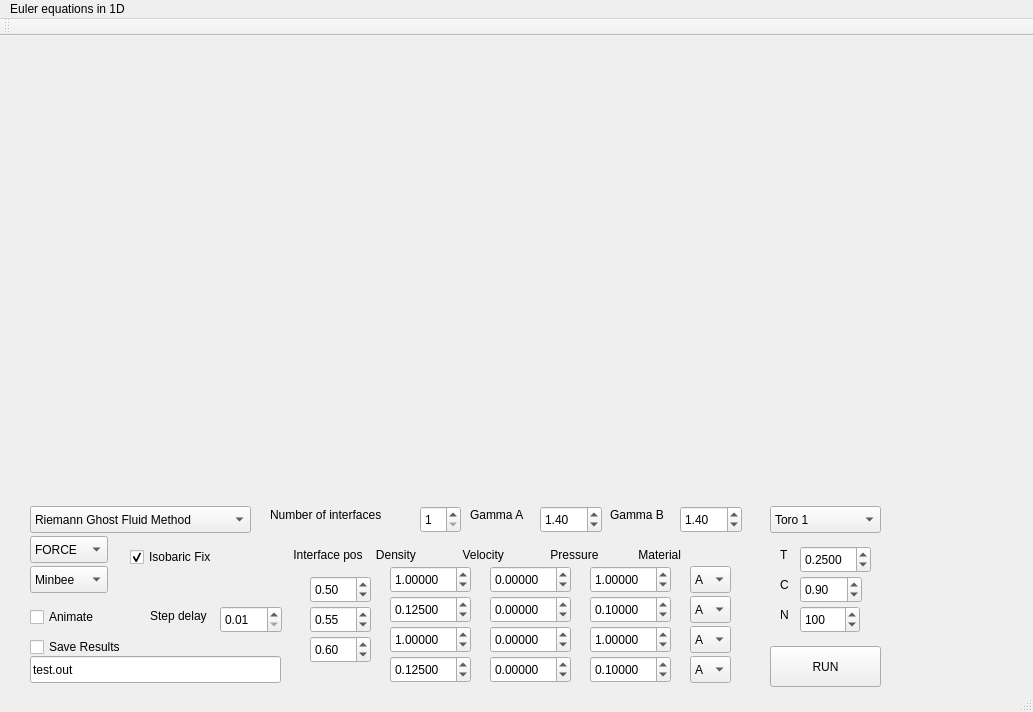
Old version of the form MultiMaterial/mainwindow.ui in the repository knutsvk/GhostFluid.
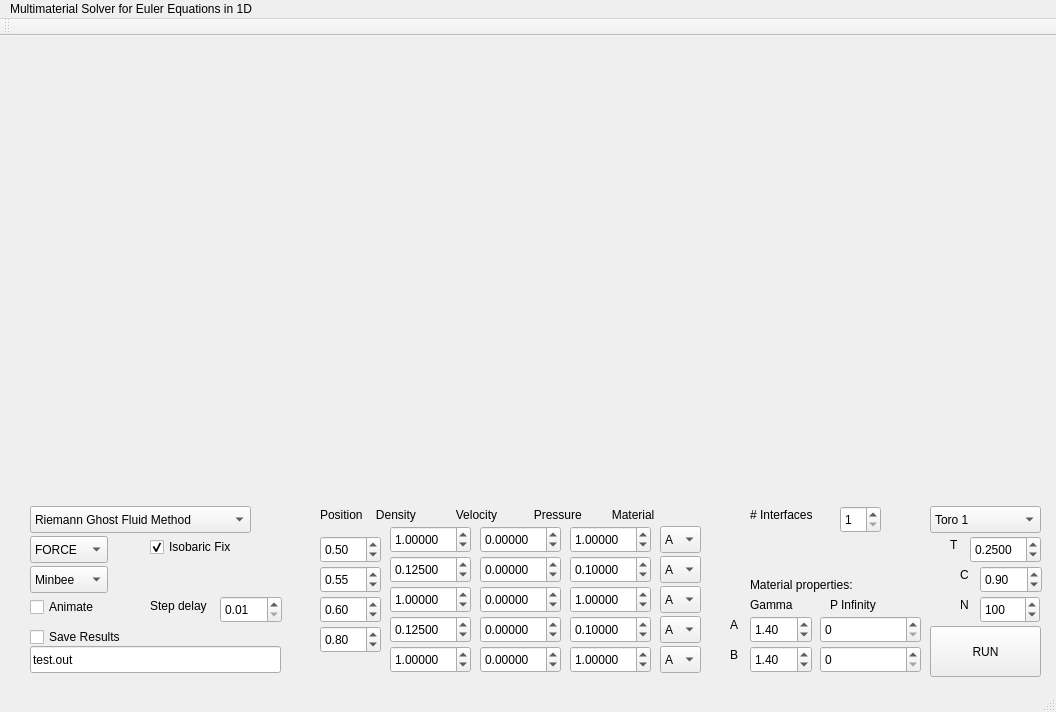
New version of the form. Custom widgets are drawn as their Qt base class.

Patch:
```diff
--- a/MultiMaterial/mainwindow.ui
+++ b/MultiMaterial/mainwindow.ui
@@ -6,7 +6,7 @@
    <rect>
     <x>0</x>
     <y>0</y>
-    <width>1033</width>
+    <width>1056</width>
     <height>712</height>
    </rect>
   </property>
@@ -17,10 +17,10 @@
    <widget class="QPushButton" name="runButton">
     <property name="geometry">
      <rect>
-      <x>770</x>
-      <y>610</y>
+      <x>930</x>
+      <y>590</y>
       <width>111</width>
-      <height>41</height>
+      <height>51</height>
      </rect>
     </property>
     <property name="text">
@@ -70,7 +70,7 @@
    <widget class="QComboBox" name="testCombo">
     <property name="geometry">
      <rect>
-      <x>770</x>
+      <x>930</x>
       <y>470</y>
       <width>111</width>
       <height>27</height>
@@ -176,7 +176,7 @@
     <property name="geometry">
      <rect>
       <x>390</x>
-      <y>530</y>
+      <y>490</y>
       <width>81</width>
       <height>27</height>
      </rect>
@@ -194,8 +194,8 @@
    <widget class="QDoubleSpinBox" name="u0">
     <property name="geometry">
      <rect>
-      <x>490</x>
-      <y>530</y>
+      <x>480</x>
+      <y>490</y>
       <width>81</width>
       <height>27</height>
      </rect>
@@ -216,8 +216,8 @@
    <widget class="QDoubleSpinBox" name="p0">
     <property name="geometry">
      <rect>
-      <x>590</x>
-      <y>530</y>
+      <x>570</x>
+      <y>490</y>
       <width>81</width>
       <height>27</height>
      </rect>
@@ -238,8 +238,8 @@
    <widget class="QDoubleSpinBox" name="gammaA">
     <property name="geometry">
      <rect>
-      <x>540</x>
-      <y>470</y>
+      <x>750</x>
+      <y>580</y>
       <width>62</width>
       <height>27</height>
      </rect>
@@ -258,7 +258,7 @@
     <property name="geometry">
      <rect>
       <x>390</x>
-      <y>560</y>
+      <y>520</y>
       <width>81</width>
       <height>27</height>
      </rect>
@@ -276,8 +276,8 @@
    <widget class="QDoubleSpinBox" name="u1">
     <property name="geometry">
      <rect>
-      <x>490</x>
-      <y>560</y>
+      <x>480</x>
+      <y>520</y>
       <width>81</width>
       <height>27</height>
      </rect>
@@ -286,10 +286,10 @@
      <number>5</number>
     </property>
     <property name="minimum">
-     <double>-100.000000000000000</double>
+     <double>-10000.000000000000000</double>
     </property>
     <property name="maximum">
-     <double>100.000000000000000</double>
+     <double>10000.000000000000000</double>
     </property>
     <property name="value">
      <double>0.000000000000000</double>
@@ -298,8 +298,8 @@
    <widget class="QDoubleSpinBox" name="p1">
     <property name="geometry">
      <rect>
-      <x>590</x>
-      <y>560</y>
+      <x>570</x>
+      <y>520</y>
       <width>81</width>
       <height>27</height>
      </rect>
@@ -320,8 +320,8 @@
    <widget class="QDoubleSpinBox" name="gammaB">
     <property name="geometry">
      <rect>
-      <x>680</x>
-      <y>470</y>
+      <x>750</x>
+      <y>610</y>
       <width>62</width>
       <height>27</height>
      </rect>
@@ -339,21 +339,21 @@
    <widget class="QLabel" name="label">
     <property name="geometry">
      <rect>
-      <x>290</x>
-      <y>510</y>
-      <width>471</width>
+      <x>320</x>
+      <y>470</y>
+      <width>401</width>
       <height>17</height>
      </rect>
     </property>
     <property name="text">
-     <string> Interface pos    Density              Velocity              Pressure            Material</string>
+     <string>Position    Density            Velocity           Pressure         Material</string>
     </property>
    </widget>
    <widget class="QSpinBox" name="Cells">
     <property name="geometry">
      <rect>
-      <x>800</x>
-      <y>570</y>
+      <x>980</x>
+      <y>560</y>
       <width>60</width>
       <height>27</height>
      </rect>
@@ -374,8 +374,8 @@
    <widget class="QLabel" name="label_2">
     <property name="geometry">
      <rect>
-      <x>780</x>
-      <y>570</y>
+      <x>960</x>
+      <y>560</y>
       <width>16</width>
       <height>17</height>
      </rect>
@@ -387,8 +387,8 @@
    <widget class="QLabel" name="label_3">
     <property name="geometry">
      <rect>
-      <x>780</x>
-      <y>540</y>
+      <x>960</x>
+      <y>530</y>
       <width>16</width>
       <height>17</height>
      </rect>
@@ -400,8 +400,8 @@
    <widget class="QDoubleSpinBox" name="CFL">
     <property name="geometry">
      <rect>
-      <x>800</x>
-      <y>540</y>
+      <x>980</x>
+      <y>530</y>
       <width>62</width>
       <height>27</height>
      </rect>
@@ -419,8 +419,8 @@
    <widget class="QDoubleSpinBox" name="Time">
     <property name="geometry">
      <rect>
-      <x>800</x>
-      <y>510</y>
+      <x>970</x>
+      <y>500</y>
       <width>71</width>
       <height>27</height>
      </rect>
@@ -441,8 +441,8 @@
    <widget class="QLabel" name="label_6">
     <property name="geometry">
      <rect>
-      <x>780</x>
-      <y>510</y>
+      <x>950</x>
+      <y>500</y>
       <width>16</width>
       <height>17</height>
      </rect>
@@ -455,7 +455,7 @@
     <property name="geometry">
      <rect>
       <x>30</x>
-      <y>600</y>
+      <y>590</y>
       <width>121</width>
       <height>22</height>
      </rect>
@@ -471,7 +471,7 @@
     <property name="geometry">
      <rect>
       <x>30</x>
-      <y>620</y>
+      <y>610</y>
       <width>251</width>
       <height>27</height>
      </rect>
@@ -483,9 +483,9 @@
    <widget class="QCheckBox" name="isobaricFix">
     <property name="geometry">
      <rect>
-      <x>130</x>
-      <y>510</y>
-      <width>121</width>
+      <x>150</x>
+      <y>500</y>
+      <width>101</width>
       <height>22</height>
      </rect>
     </property>
@@ -525,8 +525,8 @@
    <widget class="QDoubleSpinBox" name="p3">
     <property name="geometry">
      <rect>
-      <x>590</x>
-      <y>620</y>
+      <x>570</x>
+      <y>580</y>
       <width>81</width>
       <height>27</height>
      </rect>
@@ -548,7 +548,7 @@
     <property name="geometry">
      <rect>
       <x>390</x>
-      <y>590</y>
+      <y>550</y>
       <width>81</width>
       <height>27</height>
      </rect>
@@ -566,8 +566,8 @@
    <widget class="QDoubleSpinBox" name="u2">
     <property name="geometry">
      <rect>
-      <x>490</x>
-      <y>590</y>
+      <x>480</x>
+      <y>550</y>
       <width>81</width>
       <height>27</height>
      </rect>
@@ -576,10 +576,10 @@
      <number>5</number>
     </property>
     <property name="minimum">
-     <double>-100.000000000000000</double>
+     <double>-10000.000000000000000</double>
     </property>
     <property name="maximum">
-     <double>100.000000000000000</double>
+     <double>10000.000000000000000</double>
     </property>
     <property name="value">
      <double>0.000000000000000</double>
@@ -589,7 +589,7 @@
     <property name="geometry">
      <rect>
       <x>390</x>
-      <y>620</y>
+      <y>580</y>
       <width>81</width>
       <height>27</height>
      </rect>
@@ -607,8 +607,8 @@
    <widget class="QDoubleSpinBox" name="p2">
     <property name="geometry">
      <rect>
-      <x>590</x>
-      <y>590</y>
+      <x>570</x>
+      <y>550</y>
       <width>81</width>
       <height>27</height>
      </rect>
@@ -629,8 +629,8 @@
    <widget class="QDoubleSpinBox" name="u3">
     <property name="geometry">
      <rect>
-      <x>490</x>
-      <y>620</y>
+      <x>480</x>
+      <y>580</y>
       <width>81</width>
       <height>27</height>
      </rect>
@@ -639,10 +639,10 @@
      <number>5</number>
     </property>
     <property name="minimum">
-     <double>-100.000000000000000</double>
+     <double>-10000.000000000000000</double>
     </property>
     <property name="maximum">
-     <double>100.000000000000000</double>
+     <double>10000.000000000000000</double>
     </property>
     <property name="value">
      <double>0.000000000000000</double>
@@ -651,8 +651,8 @@
    <widget class="QComboBox" name="mat0">
     <property name="geometry">
      <rect>
-      <x>690</x>
-      <y>530</y>
+      <x>660</x>
+      <y>490</y>
       <width>41</width>
       <height>27</height>
      </rect>
@@ -671,8 +671,8 @@
    <widget class="QComboBox" name="mat1">
     <property name="geometry">
      <rect>
-      <x>690</x>
-      <y>560</y>
+      <x>660</x>
+      <y>520</y>
       <width>41</width>
       <height>27</height>
      </rect>
@@ -691,8 +691,8 @@
    <widget class="QComboBox" name="mat3">
     <property name="geometry">
      <rect>
-      <x>690</x>
-      <y>620</y>
+      <x>660</x>
+      <y>580</y>
       <width>41</width>
       <height>27</height>
      </rect>
@@ -711,8 +711,8 @@
    <widget class="QComboBox" name="mat2">
     <property name="geometry">
      <rect>
-      <x>690</x>
-      <y>590</y>
+      <x>660</x>
+      <y>550</y>
       <width>41</width>
       <height>27</height>
      </rect>
@@ -731,8 +731,8 @@
    <widget class="QDoubleSpinBox" name="x0">
     <property name="geometry">
      <rect>
-      <x>310</x>
-      <y>540</y>
+      <x>320</x>
+      <y>500</y>
       <width>61</width>
       <height>27</height>
      </rect>
@@ -753,8 +753,8 @@
    <widget class="QDoubleSpinBox" name="x1">
     <property name="geometry">
      <rect>
-      <x>310</x>
-      <y>570</y>
+      <x>320</x>
+      <y>530</y>
       <width>61</width>
       <height>27</height>
      </rect>
@@ -775,8 +775,8 @@
    <widget class="QDoubleSpinBox" name="x2">
     <property name="geometry">
      <rect>
-      <x>310</x>
-      <y>600</y>
+      <x>320</x>
+      <y>560</y>
       <width>61</width>
       <height>27</height>
      </rect>
@@ -797,7 +797,7 @@
    <widget class="QSpinBox" name="Interfaces">
     <property name="geometry">
      <rect>
-      <x>420</x>
+      <x>840</x>
       <y>470</y>
       <width>41</width>
       <height>27</height>
@@ -807,7 +807,7 @@
      <number>1</number>
     </property>
     <property name="maximum">
-     <number>3</number>
+     <number>4</number>
     </property>
     <property name="value">
      <number>1</number>
@@ -816,49 +816,36 @@
    <widget class="QLabel" name="label_4">
     <property name="geometry">
      <rect>
-      <x>270</x>
+      <x>750</x>
       <y>470</y>
-      <width>151</width>
+      <width>91</width>
       <height>17</height>
      </rect>
     </property>
     <property name="text">
-     <string>Number of interfaces</string>
+     <string># Interfaces</string>
     </property>
    </widget>
    <widget class="QLabel" name="label_5">
     <property name="geometry">
      <rect>
-      <x>470</x>
-      <y>470</y>
-      <width>66</width>
+      <x>750</x>
+      <y>560</y>
+      <width>51</width>
       <height>17</height>
      </rect>
     </property>
     <property name="text">
-     <string>Gamma A</string>
-    </property>
-   </widget>
-   <widget class="QLabel" name="label_7">
-    <property name="geometry">
-     <rect>
-      <x>610</x>
-      <y>470</y>
-      <width>66</width>
-      <height>17</height>
-     </rect>
-    </property>
-    <property name="text">
-     <string>Gamma B</string>
+     <string>Gamma</string>
     </property>
    </widget>
    <widget class="QCustomPlot" name="levelsetPlot" native="true">
     <property name="geometry">
      <rect>
-      <x>700</x>
-      <y>150</y>
+      <x>710</x>
+      <y>20</y>
       <width>321</width>
-      <height>201</height>
+      <height>211</height>
      </rect>
     </property>
    </widget>
@@ -866,7 +853,7 @@
     <property name="geometry">
      <rect>
       <x>30</x>
-      <y>570</y>
+      <y>560</y>
       <width>121</width>
       <height>22</height>
      </rect>
@@ -882,7 +869,7 @@
     <property name="geometry">
      <rect>
       <x>220</x>
-      <y>570</y>
+      <y>560</y>
       <width>62</width>
       <height>27</height>
      </rect>
@@ -894,7 +881,7 @@
      <double>0.010000000000000</double>
     </property>
     <property name="maximum">
-     <double>1.000000000000000</double>
+     <double>0.200000000000000</double>
     </property>
     <property name="singleStep">
      <double>0.100000000000000</double>
@@ -904,7 +891,7 @@
     <property name="geometry">
      <rect>
       <x>150</x>
-      <y>570</y>
+      <y>560</y>
       <width>71</width>
       <height>20</height>
      </rect>
@@ -913,19 +900,230 @@
      <string>Step delay</string>
     </property>
    </widget>
+   <widget class="QLabel" name="label_8">
+    <property name="geometry">
+     <rect>
+      <x>830</x>
+      <y>560</y>
+      <width>71</width>
+      <height>17</height>
+     </rect>
+    </property>
+    <property name="text">
+     <string>P Infinity</string>
+    </property>
+   </widget>
+   <widget class="QDoubleSpinBox" name="pInfA">
+    <property name="geometry">
+     <rect>
+      <x>820</x>
+      <y>580</y>
+      <width>101</width>
+      <height>27</height>
+     </rect>
+    </property>
+    <property name="decimals">
+     <number>0</number>
+    </property>
+    <property name="maximum">
+     <double>1000000000.000000000000000</double>
+    </property>
+    <property name="singleStep">
+     <double>100000000.000000000000000</double>
+    </property>
+    <property name="value">
+     <double>0.000000000000000</double>
+    </property>
+   </widget>
+   <widget class="QDoubleSpinBox" name="pInfB">
+    <property name="geometry">
+     <rect>
+      <x>820</x>
+      <y>610</y>
+      <width>101</width>
+      <height>27</height>
+     </rect>
+    </property>
+    <property name="decimals">
+     <number>0</number>
+    </property>
+    <property name="maximum">
+     <double>1000000000.000000000000000</double>
+    </property>
+    <property name="singleStep">
+     <double>100000000.000000000000000</double>
+    </property>
+    <property name="value">
+     <double>0.000000000000000</double>
+    </property>
+   </widget>
+   <widget class="QLabel" name="label_7">
+    <property name="geometry">
+     <rect>
+      <x>730</x>
+      <y>580</y>
+      <width>16</width>
+      <height>17</height>
+     </rect>
+    </property>
+    <property name="text">
+     <string>A</string>
+    </property>
+   </widget>
+   <widget class="QLabel" name="label_9">
+    <property name="geometry">
+     <rect>
+      <x>730</x>
+      <y>610</y>
+      <width>16</width>
+      <height>17</height>
+     </rect>
+    </property>
+    <property name="text">
+     <string>B</string>
+    </property>
+   </widget>
+   <widget class="QCustomPlot" name="gammaPlot" native="true">
+    <property name="geometry">
+     <rect>
+      <x>710</x>
+      <y>250</y>
+      <width>321</width>
+      <height>211</height>
+     </rect>
+    </property>
+   </widget>
+   <widget class="QDoubleSpinBox" name="p4">
+    <property name="geometry">
+     <rect>
+      <x>570</x>
+      <y>610</y>
+      <width>81</width>
+      <height>27</height>
+     </rect>
+    </property>
+    <property name="decimals">
+     <number>5</number>
+    </property>
+    <property name="maximum">
+     <double>1000000.000000000000000</double>
+    </property>
+    <property name="singleStep">
+     <double>0.100000000000000</double>
+    </property>
+    <property name="value">
+     <double>1.000000000000000</double>
+    </property>
+   </widget>
+   <widget class="QDoubleSpinBox" name="rho4">
+    <property name="geometry">
+     <rect>
+      <x>390</x>
+      <y>610</y>
+      <width>81</width>
+      <height>27</height>
+     </rect>
+    </property>
+    <property name="decimals">
+     <number>5</number>
+    </property>
+    <property name="singleStep">
+     <double>0.100000000000000</double>
+    </property>
+    <property name="value">
+     <double>1.000000000000000</double>
+    </property>
+   </widget>
+   <widget class="QDoubleSpinBox" name="u4">
+    <property name="geometry">
+     <rect>
+      <x>480</x>
+      <y>610</y>
+      <width>81</width>
+      <height>27</height>
+     </rect>
+    </property>
+    <property name="decimals">
+     <number>5</number>
+    </property>
+    <property name="minimum">
+     <double>-10000.000000000000000</double>
+    </property>
+    <property name="maximum">
+     <double>10000.000000000000000</double>
+    </property>
+    <property name="value">
+     <double>0.000000000000000</double>
+    </property>
+   </widget>
+   <widget class="QComboBox" name="mat4">
+    <property name="geometry">
+     <rect>
+      <x>660</x>
+      <y>610</y>
+      <width>41</width>
+      <height>27</height>
+     </rect>
+    </property>
+    <item>
+     <property name="text">
+      <string>A</string>
+     </property>
+    </item>
+    <item>
+     <property name="text">
+      <string>B</string>
+     </property>
+    </item>
+   </widget>
+   <widget class="QDoubleSpinBox" name="x3">
+    <property name="geometry">
+     <rect>
+      <x>320</x>
+      <y>590</y>
+      <width>61</width>
+      <height>27</height>
+     </rect>
+    </property>
+    <property name="decimals">
+     <number>2</number>
+    </property>
+    <property name="maximum">
+     <double>1.000000000000000</double>
+    </property>
+    <property name="singleStep">
+     <double>0.100000000000000</double>
+    </property>
+    <property name="value">
+     <double>0.800000000000000</double>
+    </property>
+   </widget>
+   <widget class="QLabel" name="label_10">
+    <property name="geometry">
+     <rect>
+      <x>750</x>
+      <y>540</y>
+      <width>141</width>
+      <height>17</height>
+     </rect>
+    </property>
+    <property name="text">
+     <string>Material properties:</string>
+    </property>
+   </widget>
   </widget>
   <widget class="QMenuBar" name="menuBar">
    <property name="geometry">
     <rect>
      <x>0</x>
      <y>0</y>
-     <width>1033</width>
+     <width>1056</width>
      <height>25</height>
     </rect>
    </property>
    <widget class="QMenu" name="menuEuler_equations_in_1D">
     <property name="title">
-     <string>Euler equations in 1D</string>
+     <string>Multimaterial Solver for Euler Equations in 1D</string>
     </property>
    </widget>
    <addaction name="menuEuler_equations_in_1D"/>
```
Left out of the diff: 7 changed lines with no effect on the pictures.
